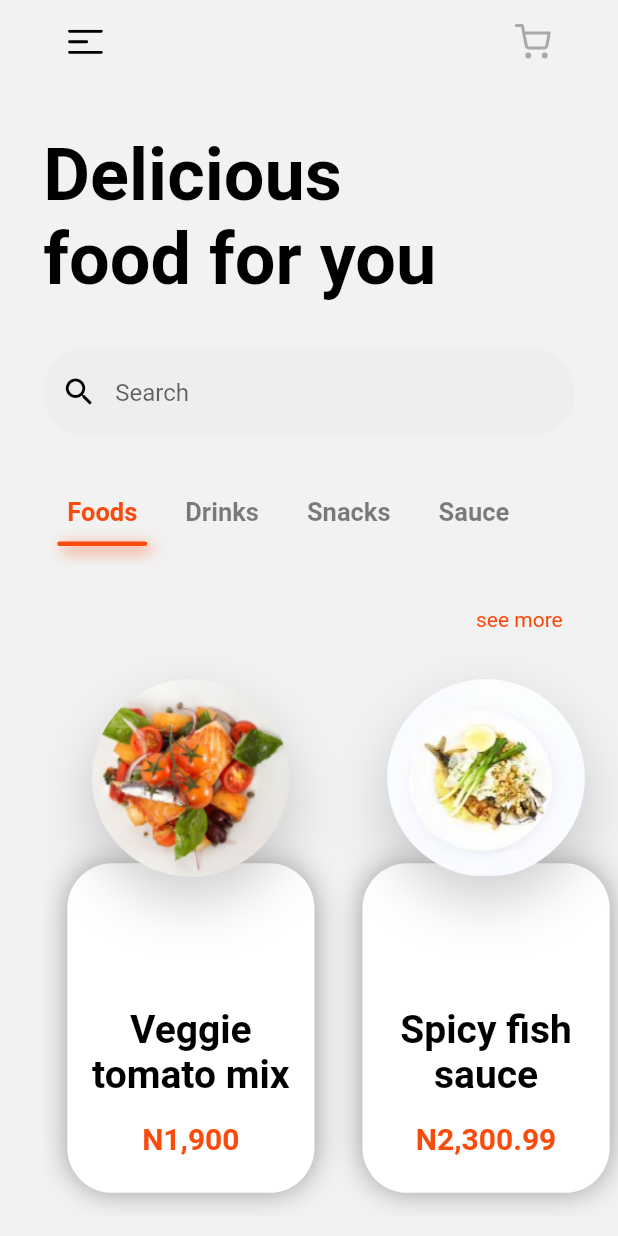
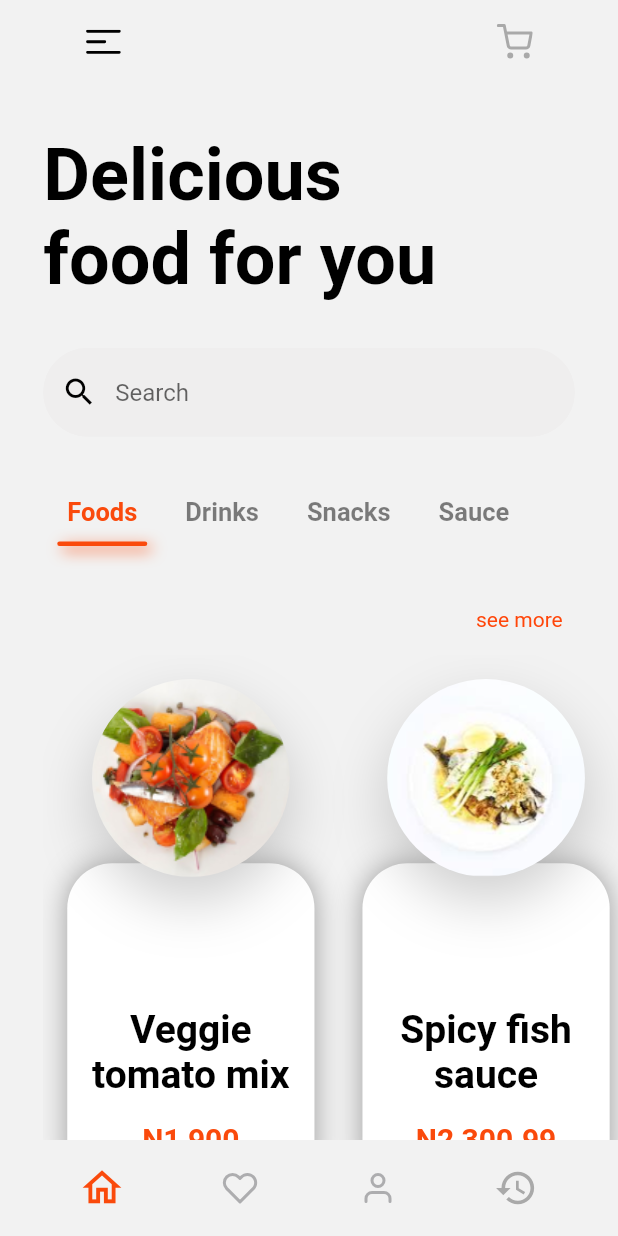
Before and after one commit to heorhiikanir/food_delivery, a Flutter app: the screen it shows after launch, after a tap on "Get started", on a phone screen of 412 x 824 dp. Run offline on Flutter 3.47's test engine with Material 2 defaults, Android fonts, the phone set to English and light mode, and no system bars; our stand-ins replace flutter_svg; Roboto replaces fonts that are missing (SF).

Commit message:
add bottom nav bar to project

```diff
--- a/lib/screens/get_start_screen/get_start_screen.dart
+++ b/lib/screens/get_start_screen/get_start_screen.dart
@@ -2,6 +2,7 @@ import 'dart:ui';
 
 import 'package:flutter/cupertino.dart';
 import 'package:flutter/material.dart';
+import 'package:flutter/services.dart';
 import 'package:flutter_svg/flutter_svg.dart';
 import 'package:food_delivery/constants/colors.dart';
 import 'package:food_delivery/screens/home_screen/home_screen.dart';
@@ -17,8 +18,7 @@ class GetStartScreen extends StatelessWidget {
     return Scaffold(
 
       appBar: AppBar(
-        backgroundColor: Colors.transparent,
-        elevation: 0,
+        backgroundColor: SolidColors.getStartScreenBackground,
       ),
       backgroundColor: SolidColors.getStartScreenBackground,
       body: Column(
@@ -34,7 +34,13 @@ class GetStartScreen extends StatelessWidget {
                   ),
                   height: 64,
                   width: 64,
-                  child: SvgPicture.asset('assets/icons/chef.svg')),
+                  child: const Image(
+                      image: AssetImage('assets/icons/chef.png'),
+                      fit: BoxFit.contain,
+                      width: 45,
+                      height: 45,
+                  ),
+              ),
             ),
             const SizedBox(height: 16,),
             //header text
--- /dev/null
+++ b/lib/screens/home_screen/components/bottom_nav_bar.dart
@@ -0,0 +1,40 @@
+import 'package:flutter/material.dart';
+import 'package:flutter_svg/svg.dart';
+
+import '../../../constants/colors.dart';
+
+class BottomNavBar extends StatelessWidget {
+  final Function(int) onTap;
+  final int selectedItemIndex;
+  const BottomNavBar({required this.onTap,this.selectedItemIndex = 0,Key? key}) : super(key: key);
+
+  @override
+  Widget build(BuildContext context) {
+    return SizedBox(
+      height: 64,
+      child: Row(
+        mainAxisAlignment: MainAxisAlignment.spaceEvenly,
+        children: [
+          IconButton(onPressed: (){
+            onTap(0);
+          },
+              icon: Icon(Icons.home_outlined,size: 31,
+                color: selectedItemIndex ==0 ? SolidColors.primaryColor : Colors.grey,)
+
+          ),
+          IconButton(onPressed: (){
+            onTap(1);
+          },
+              icon: SvgPicture.asset('assets/icons/heart.svg',color: selectedItemIndex==1 ? SolidColors.primaryColor : null,)
+          ),
+          IconButton(onPressed: (){
+            onTap(2);
+          }, icon: SvgPicture.asset('assets/icons/user.svg',color: selectedItemIndex==2 ? SolidColors.primaryColor : null,)),
+          IconButton(onPressed: (){
+            onTap(3);
+          }, icon: SvgPicture.asset('assets/icons/ic_sharp-history.svg',color: selectedItemIndex==3 ? SolidColors.primaryColor : null,)),
+        ],
+      ),
+    );
+  }
+}
--- a/lib/screens/home_screen/home_screen.dart
+++ b/lib/screens/home_screen/home_screen.dart
@@ -1,25 +1,27 @@
 
 import 'package:flutter/cupertino.dart';
 import 'package:flutter/material.dart';
+import 'package:flutter/services.dart';
 import 'package:flutter_svg/flutter_svg.dart';
 import 'package:food_delivery/constants/colors.dart';
 import 'package:food_delivery/models/category.dart';
 import 'package:food_delivery/models/item.dart';
 
+import 'components/bottom_nav_bar.dart';
 import 'components/category_item.dart';
 import 'components/food_item.dart';
 
 class HomeScreen extends StatefulWidget {
   const HomeScreen({Key? key}) : super(key: key);
 
-
-
   @override
   State<HomeScreen> createState() => _HomeScreenState();
 }
 
   String searchTxt = "";
-  int categoryItemIndex = 0;
+  var _categoryItemIndex = 0;
+  var _bottomNavItemIndex = 0;
+
 
 class _HomeScreenState extends State<HomeScreen> {
   @override
@@ -32,6 +34,13 @@ class _HomeScreenState extends State<HomeScreen> {
         appBar: AppBar(
           title: buildAppBar(bodyMargin),
         ),
+        bottomNavigationBar: BottomNavBar(
+          selectedItemIndex: _bottomNavItemIndex,
+          onTap: (value ) {
+          setState(() {
+            _bottomNavItemIndex = value;
+          });
+        },),
         body: SingleChildScrollView(
           physics: const BouncingScrollPhysics(),
           child: Column(
@@ -61,10 +70,10 @@ class _HomeScreenState extends State<HomeScreen> {
                         padding: const EdgeInsets.all(8.0),
                         child: CategoryItem(name: categoryList[index].name, pressed: (){
                             setState(() {
-                              categoryItemIndex = index;
+                              _categoryItemIndex = index;
                             });
                         },
-                         enabled: index == categoryItemIndex ? true : false,
+                         enabled: index == _categoryItemIndex ? true : false,
                         ),
                       );
                   }),
@@ -108,19 +117,20 @@ class _HomeScreenState extends State<HomeScreen> {
     );
   }
 
+
   Padding buildAppBar(double bodyMargin) {
     return Padding(
           padding: EdgeInsets.symmetric(horizontal: bodyMargin),
           child: Row(
             mainAxisAlignment: MainAxisAlignment.spaceBetween,
             children: [
-              InkWell(
-                  onTap: (){},
-                  child: SvgPicture.asset('assets/icons/menu_icon.svg',width: 24,height: 24,)
+              IconButton(
+                  onPressed: () {  },
+                  icon: SvgPicture.asset('assets/icons/menu_icon.svg',width: 24,height: 24,),
               ),
-              InkWell(
-                  onTap: (){},
-                  child: SvgPicture.asset('assets/icons/shopping-cart.svg',width: 24,height: 24,)
+              IconButton(
+                onPressed: () {  },
+                icon: SvgPicture.asset('assets/icons/shopping-cart.svg',width: 24,height: 24,),
               ),
             ],
           ),
```
Also changed, not shown: assets/icons/chef.png (added), assets/icons/heart.svg (added), assets/icons/heroicons-solid_home.svg (added), assets/icons/home_empty.svg (added), assets/icons/ic_sharp-history.svg (added), assets/icons/user.svg (added).
